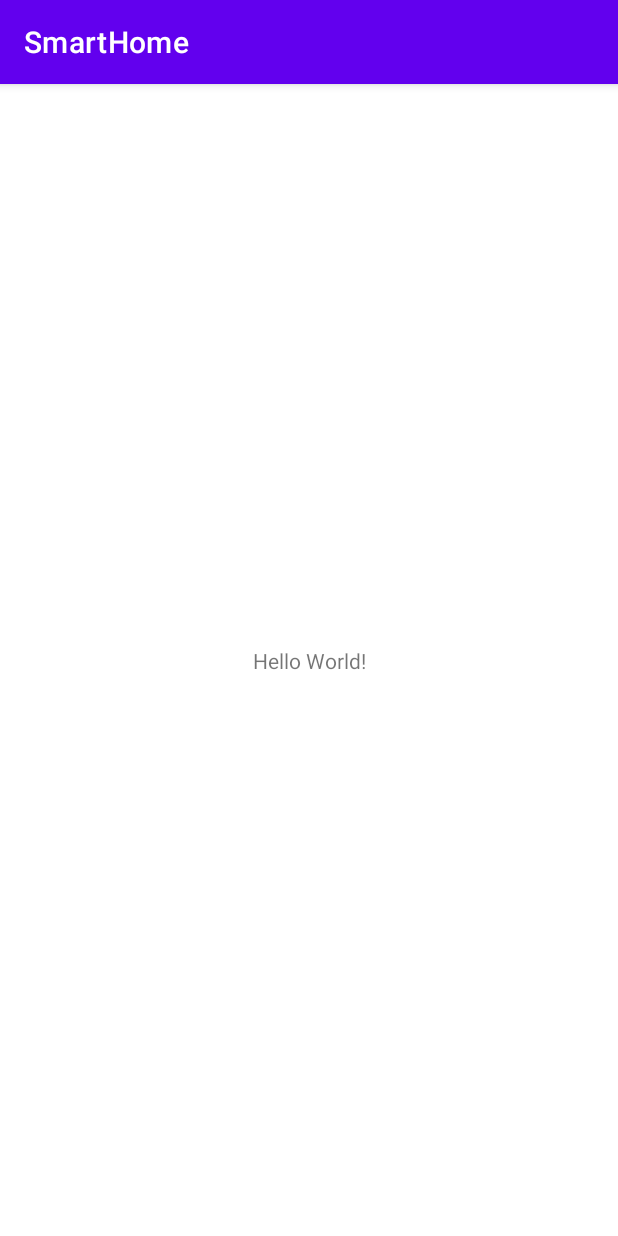
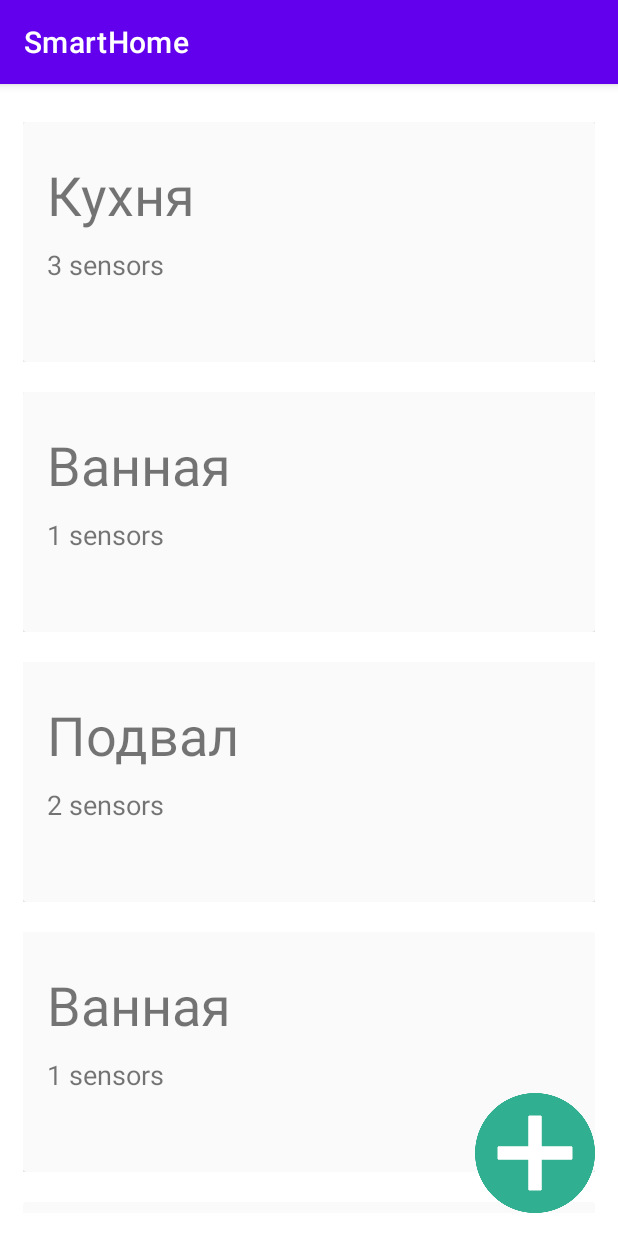
Before and after one commit to dderenok/smarthome-android-app, an Android app: the screen it shows after launch (MainActivity), on a phone screen of 412 x 824 dp. Run offline under Robolectric (Android 15) with nearby library versions, the phone set to English and light mode, and no system bars.

Commit message:
[SMA-2] Add room list

```diff
--- a/app/build.gradle
+++ b/app/build.gradle
@@ -39,6 +39,7 @@ dependencies {
     implementation 'androidx.appcompat:appcompat:1.1.0'
     implementation 'com.google.android.material:material:1.1.0'
     implementation 'androidx.constraintlayout:constraintlayout:1.1.3'
+    implementation 'androidx.recyclerview:recyclerview:1.1.0'
     testImplementation 'junit:junit:4.+'
     androidTestImplementation 'androidx.test.ext:junit:1.1.1'
     androidTestImplementation 'androidx.test.espresso:espresso-core:3.2.0'
--- a/app/src/main/java/com/example/smarthome/MainActivity.kt
+++ b/app/src/main/java/com/example/smarthome/MainActivity.kt
@@ -3,12 +3,48 @@ package com.example.smarthome
 import androidx.appcompat.app.AppCompatActivity
 import android.os.Bundle
 import android.util.Log.d
+import androidx.recyclerview.widget.LinearLayoutManager
+import androidx.recyclerview.widget.RecyclerView
+import com.example.smarthome.R.id.recyclerView as recyclerViewLayout
+import com.example.smarthome.R.layout.activity_main
+import com.example.smarthome.adapter.RoomAdapter
+import com.example.smarthome.model.Room
 
 class MainActivity : AppCompatActivity() {
+    private lateinit var recyclerView: RecyclerView
+    private lateinit var viewAdapter: RecyclerView.Adapter<*>
+    private lateinit var viewManager: RecyclerView.LayoutManager
+    private var roomList = listOf<Room>()
+
+    init {
+        roomList = roomList + listOf(Room("Кухня", 3))
+        roomList = roomList + listOf(Room("Ванная", 1))
+        roomList = roomList + listOf(Room("Подвал", 2))
+        roomList = roomList + listOf(Room("Ванная", 1))
+        roomList = roomList + listOf(Room("Подвал", 2))
+    }
+
     override fun onCreate(savedInstanceState: Bundle?) {
         super.onCreate(savedInstanceState)
-        setContentView(R.layout.activity_main)
+        setContentView(activity_main)
         d(MAIN_LOG_TAG, "Main page started")
+
+        if (roomList.isEmpty()) {
+            // TODO d.derenok: Add generate room list method
+        }
+
+        performRecyclerView()
+    }
+
+    private fun performRecyclerView() {
+        viewManager = LinearLayoutManager(this)
+        viewAdapter = RoomAdapter(roomList)
+
+        recyclerView = findViewById<RecyclerView>(recyclerViewLayout).apply {
+            setHasFixedSize(true)
+            layoutManager = viewManager
+            adapter = viewAdapter
+        }
     }
 
     companion object {
--- /dev/null
+++ b/app/src/main/java/com/example/smarthome/adapter/RoomAdapter.kt
@@ -0,0 +1,27 @@
+package com.example.smarthome.adapter
+
+import android.annotation.SuppressLint
+import android.view.LayoutInflater.from
+import android.view.ViewGroup
+import androidx.recyclerview.widget.RecyclerView.Adapter
+import com.example.smarthome.R.layout.recyclerview_item_row
+import com.example.smarthome.model.Room
+import com.example.smarthome.viewholder.RoomViewHolder
+
+class RoomAdapter(private var roomList: List<Room>) : Adapter<RoomViewHolder>() {
+
+    override fun onCreateViewHolder(parent: ViewGroup, viewType: Int) =
+        RoomViewHolder(from(parent.context)
+            .inflate(recyclerview_item_row, parent, false))
+
+    private fun ViewGroup.inflate(layoutRes: Int, attachToRoot: Boolean = false) = from(context)
+        .inflate(layoutRes, this, attachToRoot)
+
+    override fun getItemCount() = roomList.size
+
+    @SuppressLint("SetTextI18n")
+    override fun onBindViewHolder(holder: RoomViewHolder, position: Int) {
+        holder.infoText.text = roomList[position].name
+        holder.amountOfSensors.text = "${roomList[position].amountOfSensors} sensors"
+    }
+}
--- /dev/null
+++ b/app/src/main/java/com/example/smarthome/model/Room.kt
@@ -0,0 +1,6 @@
+package com.example.smarthome.model
+
+data class Room(
+    var name: String,
+    val amountOfSensors: Int
+)
--- /dev/null
+++ b/app/src/main/java/com/example/smarthome/viewholder/RoomViewHolder.kt
@@ -0,0 +1,12 @@
+package com.example.smarthome.viewholder
+
+import android.view.View
+import android.widget.TextView
+import androidx.recyclerview.widget.RecyclerView.ViewHolder
+import com.example.smarthome.R.id.amount_of_sensors
+import com.example.smarthome.R.id.info_text
+
+class RoomViewHolder(view: View) : ViewHolder(view) {
+    var infoText: TextView = view.findViewById(info_text)
+    var amountOfSensors: TextView = view.findViewById(amount_of_sensors)
+}
--- /dev/null
+++ b/app/src/main/res/drawable/round_button_style.xml
@@ -0,0 +1,5 @@
+<?xml version="1.0" encoding="utf-8"?>
+<shape xmlns:android="http://schemas.android.com/apk/res/android"
+    android:shape="oval">
+    <solid android:color="#F07373"/>
+</shape>
--- a/app/src/main/res/layout/activity_main.xml
+++ b/app/src/main/res/layout/activity_main.xml
@@ -1,18 +1,26 @@
 <?xml version="1.0" encoding="utf-8"?>
-<androidx.constraintlayout.widget.ConstraintLayout xmlns:android="http://schemas.android.com/apk/res/android"
+<androidx.constraintlayout.widget.ConstraintLayout
+    xmlns:android="http://schemas.android.com/apk/res/android"
     xmlns:app="http://schemas.android.com/apk/res-auto"
     xmlns:tools="http://schemas.android.com/tools"
     android:layout_width="match_parent"
     android:layout_height="match_parent"
-    tools:context=".MainActivity">
+    tools:context=".MainActivity"
+    android:orientation="vertical"
+    android:padding="15dp">
 
-    <TextView
-        android:layout_width="wrap_content"
-        android:layout_height="wrap_content"
-        android:text="Hello World!"
+    <androidx.recyclerview.widget.RecyclerView
+        android:id="@+id/recyclerView"
+        android:layout_width="match_parent"
+        android:layout_height="match_parent"
+        android:scrollbars="vertical"/>
+
+    <ImageView
+        android:layout_width="80dp"
+        android:layout_height="80dp"
+        android:layout_alignParentBottom="true"
+        android:src="@drawable/plus_green"
         app:layout_constraintBottom_toBottomOf="parent"
-        app:layout_constraintLeft_toLeftOf="parent"
-        app:layout_constraintRight_toRightOf="parent"
-        app:layout_constraintTop_toTopOf="parent" />
+        app:layout_constraintEnd_toEndOf="parent" />
 
 </androidx.constraintlayout.widget.ConstraintLayout>
--- /dev/null
+++ b/app/src/main/res/layout/recyclerview_item_row.xml
@@ -0,0 +1,44 @@
+<?xml version="1.0" encoding="utf-8"?>
+<androidx.constraintlayout.widget.ConstraintLayout
+    xmlns:android="http://schemas.android.com/apk/res/android"
+    xmlns:app="http://schemas.android.com/apk/res-auto"
+    android:layout_width="match_parent"
+    android:layout_height="180dp"
+    android:orientation="vertical"
+    android:paddingTop="10dp"
+    android:paddingBottom="10dp"
+>
+
+    <androidx.cardview.widget.CardView
+        android:id="@+id/card_view"
+        style="@style/RoomCardStyle"
+        android:layout_width="match_parent"
+        android:layout_height="match_parent"
+        app:layout_constraintTop_toTopOf="parent">
+
+        <androidx.constraintlayout.widget.ConstraintLayout
+            android:layout_width="match_parent"
+            android:layout_height="match_parent">
+
+            <TextView
+                android:id="@+id/info_text"
+                android:layout_width="247dp"
+                android:layout_height="wrap_content"
+                android:textSize="36sp"
+                app:layout_constraintBottom_toTopOf="@+id/amount_of_sensors"
+                app:layout_constraintStart_toStartOf="parent"
+                app:layout_constraintTop_toTopOf="parent" />
+
+            <TextView
+                android:id="@+id/amount_of_sensors"
+                android:layout_width="match_parent"
+                android:layout_height="wrap_content"
+                android:layout_below="@+id/info_text"
+                android:layout_marginTop="10dp"
+                android:textSize="18sp"
+                app:layout_constraintStart_toStartOf="parent"
+                app:layout_constraintTop_toBottomOf="@+id/info_text" />
+
+        </androidx.constraintlayout.widget.ConstraintLayout>
+    </androidx.cardview.widget.CardView>
+</androidx.constraintlayout.widget.ConstraintLayout >
--- a/app/src/main/res/values/colors.xml
+++ b/app/src/main/res/values/colors.xml
@@ -7,4 +7,6 @@
     <color name="teal_700">#FF018786</color>
     <color name="black">#FF000000</color>
     <color name="white">#FFFFFFFF</color>
+    <color name="light_white">#FAFAFA</color>
+    <color name="add_effect">#F07373</color>
 </resources>
--- /dev/null
+++ b/app/src/main/res/values/room_styles.xml
@@ -0,0 +1,16 @@
+<?xml version="1.0" encoding="utf-8"?>
+<resources>
+    <style name="RoomCardStyle">
+        <item name="cardCornerRadius">2dp</item>
+        <item name="cardElevation">2dp</item>
+        <item name="contentPaddingBottom">24dp</item>
+        <item name="contentPaddingTop">24dp</item>
+        <item name="contentPaddingLeft">16dp</item>
+        <item name="contentPaddingRight">16dp</item>
+        <item name="cardBackgroundColor">@color/light_white</item>
+    </style>
+    <style name="AddRoomBtnStyle">
+        <item name="android:background">@drawable/round_button_style</item>
+        <item name="android:width">300dp</item>
+    </style>
+</resources>
```
Also changed, not shown: app/src/main/res/drawable/plus_green.png (added).
